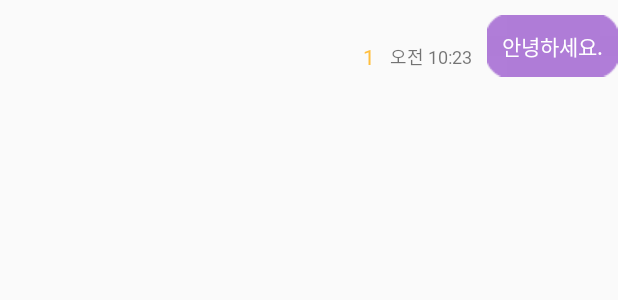
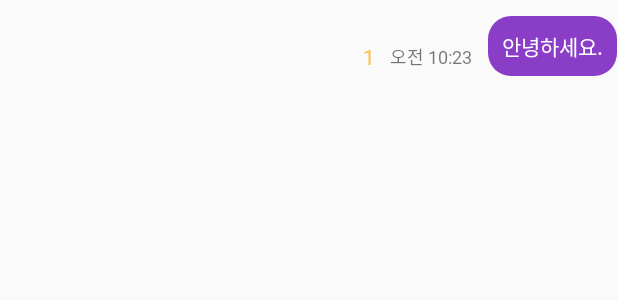
Before and after one commit to Gazi-Market/gazi-market, an Android app: the layout list_talk_item_mine.xml on its own in the app's theme, with its tools: preview values and no code run, on a phone screen of 412 x 824 dp. Shown: the top 300 px of the screen. Run offline under Robolectric (Android 15) with nearby library versions, the phone set to English and light mode, and no system bars.

Commit message:
hotfix: 채팅 목록 버그 수정

```diff
--- a/app/src/main/java/com/gazi_market/MainActivity.kt
+++ b/app/src/main/java/com/gazi_market/MainActivity.kt
@@ -14,6 +14,7 @@ class MainActivity : AppCompatActivity() {
     private lateinit var binding: ActivityMainBinding
 
     override fun onCreate(savedInstanceState: Bundle?) {
+        AppCompatDelegate.setDefaultNightMode(AppCompatDelegate.MODE_NIGHT_NO)
         super.onCreate(savedInstanceState)
         AppCompatDelegate.setDefaultNightMode(AppCompatDelegate.MODE_NIGHT_NO)
 
--- a/app/src/main/java/com/gazi_market/account/StartActivity.kt
+++ b/app/src/main/java/com/gazi_market/account/StartActivity.kt
@@ -14,8 +14,8 @@ class StartActivity : AppCompatActivity() {
     private var auth: FirebaseAuth? = null
 
     override fun onCreate(savedInstanceState: Bundle?) {
+        AppCompatDelegate.setDefaultNightMode(AppCompatDelegate.MODE_NIGHT_NO)
         super.onCreate(savedInstanceState)
-        AppCompatDelegate.setDefaultNightMode(AppCompatDelegate.MODE_NIGHT_NO)
         binding = ActivityStartBinding.inflate(layoutInflater)
         setContentView(binding.root)
 
--- /dev/null
+++ b/app/src/main/res/drawable/chat_ours.xml
@@ -0,0 +1,17 @@
+<?xml version="1.0" encoding="utf-8"?>
+<layer-list xmlns:android="http://schemas.android.com/apk/res/android">
+    <item
+        android:bottom="1dp"
+        android:left="1dp"
+        android:right="1dp"
+        android:top="1dp">
+        <shape android:shape="rectangle">
+            <solid android:color="#C06600B6" />
+            <corners
+                android:bottomLeftRadius="15dp"
+                android:bottomRightRadius="15dp"
+                android:topLeftRadius="15dp"
+                android:topRightRadius="15dp" />
+        </shape>
+    </item>
+</layer-list>
--- a/app/src/main/res/drawable/register_post.xml
+++ b/app/src/main/res/drawable/register_post.xml
@@ -5,7 +5,7 @@
     android:viewportHeight="50">
   <path
       android:pathData="M50,25C50,38.807 38.807,50 25,50C11.193,50 0,38.807 0,25C0,11.193 11.193,0 25,0C38.807,0 50,11.193 50,25Z"
-      android:fillColor="#9C1FFF"/>
+      android:fillColor="#6600B6"/>
   <path
       android:pathData="M31.8,22.4C31.521,22.4 31.254,22.289 31.058,22.093C30.861,21.896 30.75,21.628 30.75,21.35V19.25H28.65C28.372,19.25 28.104,19.139 27.907,18.942C27.711,18.746 27.6,18.479 27.6,18.2C27.6,17.921 27.711,17.654 27.907,17.458C28.104,17.261 28.372,17.15 28.65,17.15H30.75V15.05C30.75,14.771 30.861,14.505 31.058,14.307C31.254,14.111 31.521,14 31.8,14C32.078,14 32.346,14.111 32.542,14.307C32.739,14.505 32.85,14.771 32.85,15.05V17.15H34.95C35.229,17.15 35.495,17.261 35.693,17.458C35.889,17.654 36,17.921 36,18.2C36,18.479 35.889,18.746 35.693,18.942C35.495,19.139 35.229,19.25 34.95,19.25H32.85V21.35C32.85,21.628 32.739,21.896 32.542,22.093C32.346,22.289 32.078,22.4 31.8,22.4ZM17.8,32.9C17.614,32.9 17.436,32.826 17.305,32.695C17.174,32.564 17.1,32.386 17.1,32.2V18.2C17.1,18.014 17.174,17.836 17.305,17.705C17.436,17.574 17.614,17.5 17.8,17.5H23.75C24.028,17.5 24.295,17.389 24.493,17.192C24.689,16.996 24.8,16.729 24.8,16.45C24.8,16.171 24.689,15.905 24.493,15.708C24.295,15.511 24.028,15.4 23.75,15.4H17.8C17.057,15.4 16.345,15.695 15.82,16.22C15.295,16.745 15,17.457 15,18.2V32.2C15,32.943 15.295,33.655 15.82,34.18C16.345,34.705 17.057,35 17.8,35H31.8C32.543,35 33.255,34.705 33.78,34.18C34.305,33.655 34.6,32.943 34.6,32.2V26.25C34.6,25.972 34.489,25.705 34.292,25.507C34.096,25.311 33.828,25.2 33.55,25.2C33.271,25.2 33.005,25.311 32.807,25.507C32.611,25.705 32.5,25.972 32.5,26.25V32.2C32.5,32.386 32.426,32.564 32.295,32.695C32.164,32.826 31.986,32.9 31.8,32.9H17.8Z"
       android:fillColor="#ffffff"
--- a/app/src/main/res/layout/list_talk_item_mine.xml
+++ b/app/src/main/res/layout/list_talk_item_mine.xml
@@ -13,7 +13,7 @@
         android:layout_width="wrap_content"
         android:layout_height="wrap_content"
         android:autoLink="web"
-        android:background="@drawable/message_background"
+        android:background="@drawable/chat_ours"
         android:fontFamily="@font/pretendard_regular"
         android:gravity="center_vertical|center"
         android:linksClickable="true"
--- a/app/src/main/res/layout/list_talk_item_others.xml
+++ b/app/src/main/res/layout/list_talk_item_others.xml
@@ -14,7 +14,7 @@
         android:layout_width="wrap_content"
         android:layout_height="wrap_content"
         android:autoLink="web"
-        android:background="@drawable/message_background_others"
+        android:background="@drawable/chat_others"
         android:fontFamily="@font/pretendard_regular"
         android:gravity="center_vertical|center"
         android:linksClickable="true"
```
Also changed, not shown: app/src/main/java/com/gazi_market/post/DetailPostActivity.kt (+11 -4 lines), app/src/main/res/drawable/chat_others.xml (added, +17 -0 lines).
